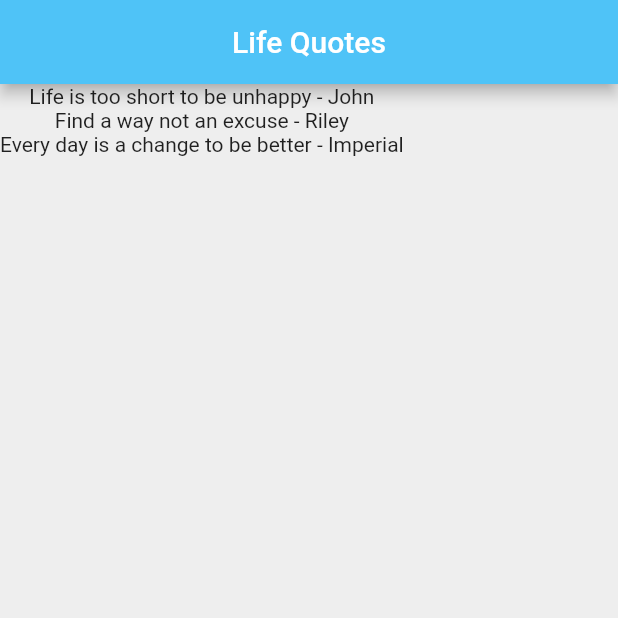
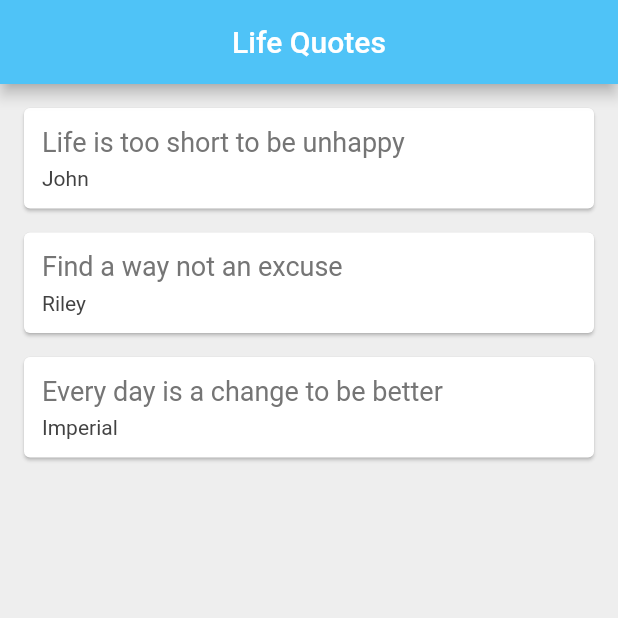
Before and after one commit to Rush-2K/flutter-tutorial, a Flutter app: the screen it shows after launch, on a phone screen of 412 x 824 dp, the top half of it. Run offline on Flutter 3.47's test engine with Material 2 defaults, Android fonts, the phone set to English and light mode, and no system bars.

Commit message:
create card inside a Widget template

```diff
--- a/lib/main.dart
+++ b/lib/main.dart
@@ -18,6 +18,35 @@ class _QuoteListState extends State<QuoteList> {
     Quote(author: 'Imperial', text: 'Every day is a change to be better')
   ];
 
+  Widget quoteTemplate(quote){
+    return Card(
+      margin: EdgeInsets.fromLTRB(16.0, 16.0, 16.0, 0.0),
+      child: Padding(
+        padding: const EdgeInsets.all(12.0),
+        child: Column(
+          crossAxisAlignment: CrossAxisAlignment.stretch,
+          children: <Widget>[
+            Text(
+              quote.text,
+              style: TextStyle(
+                fontSize: 18.0,
+                color: Colors.grey[600],
+              ),
+            ),
+            SizedBox(height: 6.0),
+            Text(
+              quote.author,
+              style: TextStyle(
+                fontSize: 14.0,
+                color: Colors.grey[800],
+              ),
+            ),
+          ],
+        ),
+      ),
+    );
+  }
+
   @override
   Widget build(BuildContext context) {
     return Scaffold(
@@ -28,7 +57,7 @@ class _QuoteListState extends State<QuoteList> {
         backgroundColor: Colors.lightBlue[300],
       ),
       body: Column(
-        children: quotes.map((quote) => Text('${quote.text} - ${quote.author}')).toList(),
+        children: quotes.map((quote) => quoteTemplate(quote)).toList(),
       ),
     );
   }
```
